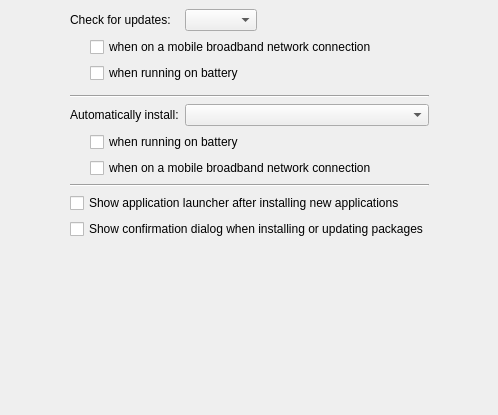
dylanchang44/debian_package_testing, file ApperKCM/Settings/Settings.ui: the form before one commit.
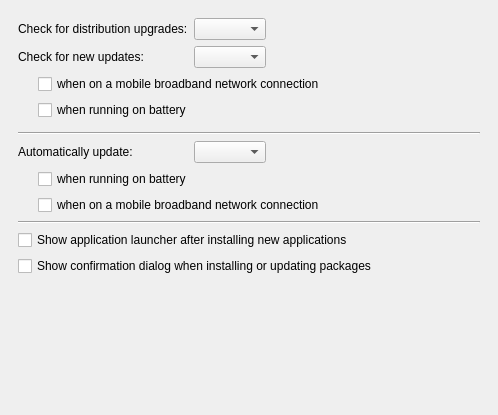
The form after the commit. Custom widgets are drawn as their Qt base class.

```diff
--- a/ApperKCM/Settings/Settings.ui
+++ b/ApperKCM/Settings/Settings.ui
@@ -27,22 +27,34 @@
      </property>
      <widget class="QWidget" name="page">
       <layout class="QGridLayout" name="gridLayout_3">
-       <item row="0" column="0" rowspan="2">
-        <spacer name="horizontalSpacer_2">
-         <property name="orientation">
-          <enum>Qt::Horizontal</enum>
-         </property>
-         <property name="sizeHint" stdset="0">
-          <size>
-           <width>40</width>
-           <height>20</height>
-          </size>
-         </property>
-        </spacer>
-       </item>
-       <item row="0" column="1" rowspan="2">
+       <item row="0" column="0">
+        <widget class="QWidget" name="widget" native="true">
+         <layout class="QHBoxLayout" name="horizontalLayout">
+          <item>
         <layout class="QFormLayout" name="formLayout_2">
+            <property name="fieldGrowthPolicy">
+             <enum>QFormLayout::ExpandingFieldsGrow</enum>
+            </property>
          <item row="1" column="1">
+             <widget class="KComboBox" name="distroIntervalCB"/>
+            </item>
+            <item row="2" column="0">
+             <widget class="QLabel" name="intervalL">
+              <property name="sizePolicy">
+               <sizepolicy hsizetype="Fixed" vsizetype="Preferred">
+                <horstretch>0</horstretch>
+                <verstretch>0</verstretch>
+               </sizepolicy>
+              </property>
+              <property name="text">
+               <string>Check for new updates:</string>
+              </property>
+              <property name="buddy">
+               <cstring>intervalCB</cstring>
+              </property>
+             </widget>
+            </item>
+            <item row="2" column="1">
           <widget class="KComboBox" name="intervalCB">
            <property name="sizePolicy">
             <sizepolicy hsizetype="Fixed" vsizetype="Fixed">
@@ -55,23 +67,7 @@
            </property>
           </widget>
          </item>
-         <item row="1" column="0">
-          <widget class="QLabel" name="intervalL">
-           <property name="sizePolicy">
-            <sizepolicy hsizetype="Fixed" vsizetype="Preferred">
-             <horstretch>0</horstretch>
-             <verstretch>0</verstretch>
-            </sizepolicy>
-           </property>
-           <property name="text">
-            <string>Check for updates:</string>
-           </property>
-           <property name="buddy">
-            <cstring>intervalCB</cstring>
-           </property>
-          </widget>
-         </item>
-         <item row="2" column="0" colspan="2">
+            <item row="3" column="0" colspan="2">
           <layout class="QGridLayout" name="gridLayout_4">
            <item row="0" column="0" rowspan="3">
             <spacer name="horizontalSpacer_3">
@@ -105,41 +101,34 @@
            </item>
           </layout>
          </item>
-         <item row="4" column="0">
+            <item row="4" column="0" colspan="2">
+             <widget class="Line" name="line">
+              <property name="orientation">
+               <enum>Qt::Horizontal</enum>
+              </property>
+             </widget>
+            </item>
+            <item row="5" column="0">
           <widget class="QLabel" name="autoInsL">
            <property name="enabled">
             <bool>true</bool>
            </property>
            <property name="text">
-            <string>Automatically install:</string>
+               <string>Automatically update:</string>
            </property>
            <property name="buddy">
             <cstring>autoCB</cstring>
            </property>
           </widget>
          </item>
-         <item row="4" column="1">
+            <item row="5" column="1">
           <widget class="KComboBox" name="autoCB">
            <property name="enabled">
             <bool>true</bool>
            </property>
           </widget>
          </item>
-         <item row="3" column="0" colspan="2">
-          <widget class="Line" name="line">
-           <property name="orientation">
-            <enum>Qt::Horizontal</enum>
-           </property>
-          </widget>
-         </item>
          <item row="6" column="0" colspan="2">
-          <widget class="Line" name="line_2">
-           <property name="orientation">
-            <enum>Qt::Horizontal</enum>
-           </property>
-          </widget>
-         </item>
-         <item row="5" column="0" colspan="2">
           <layout class="QGridLayout" name="gridLayout_5">
            <item row="0" column="0" rowspan="2">
             <spacer name="horizontalSpacer_4">
@@ -174,33 +163,37 @@
           </layout>
          </item>
          <item row="7" column="0" colspan="2">
+             <widget class="Line" name="line_2">
+              <property name="orientation">
+               <enum>Qt::Horizontal</enum>
+              </property>
+             </widget>
+            </item>
+            <item row="8" column="0" colspan="2">
           <widget class="QCheckBox" name="appLauncherCB">
            <property name="text">
             <string>Show application launcher after installing new applications</string>
            </property>
           </widget>
          </item>
-         <item row="8" column="0" colspan="2">
+            <item row="9" column="0" colspan="2">
           <widget class="QCheckBox" name="autoConfirmCB">
            <property name="text">
             <string>Show confirmation dialog when installing or updating packages</string>
            </property>
           </widget>
          </item>
-        </layout>
-       </item>
-       <item row="0" column="2" rowspan="2">
-        <spacer name="horizontalSpacer_5">
-         <property name="orientation">
-          <enum>Qt::Horizontal</enum>
-         </property>
-         <property name="sizeHint" stdset="0">
-          <size>
-           <width>40</width>
-           <height>20</height>
-          </size>
-         </property>
-        </spacer>
+            <item row="1" column="0">
+             <widget class="QLabel" name="label">
+              <property name="text">
+               <string>Check for distribution upgrades:</string>
+              </property>
+             </widget>
+            </item>
+           </layout>
+          </item>
+         </layout>
+        </widget>
        </item>
       </layout>
      </widget>
```
Lines whose indentation alone changed are shown as unchanged.
